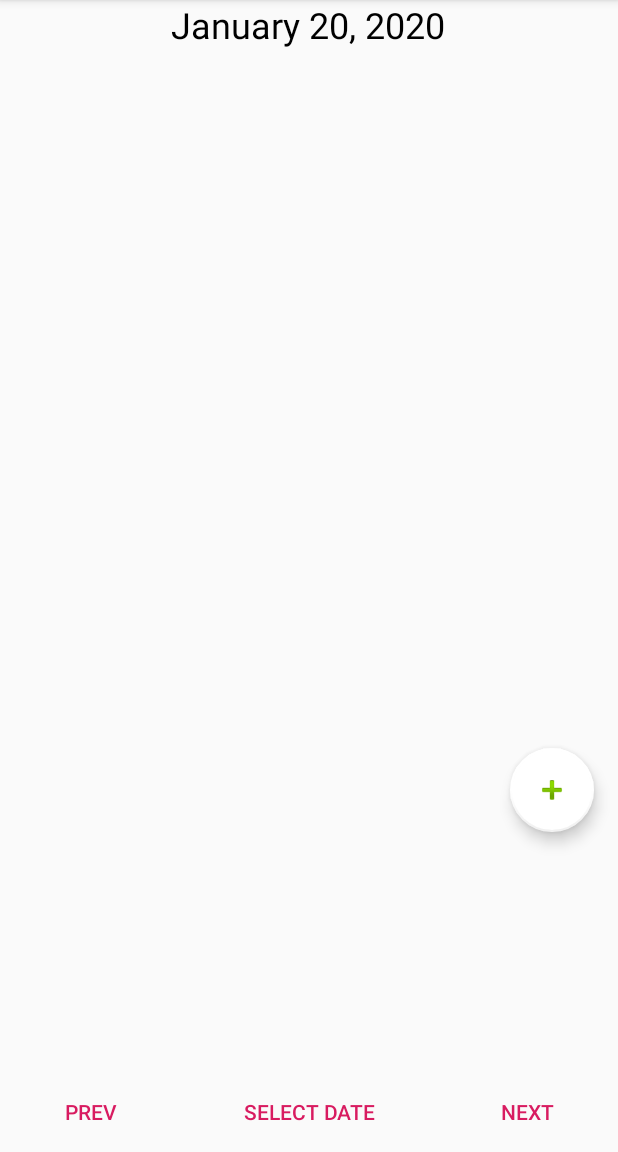
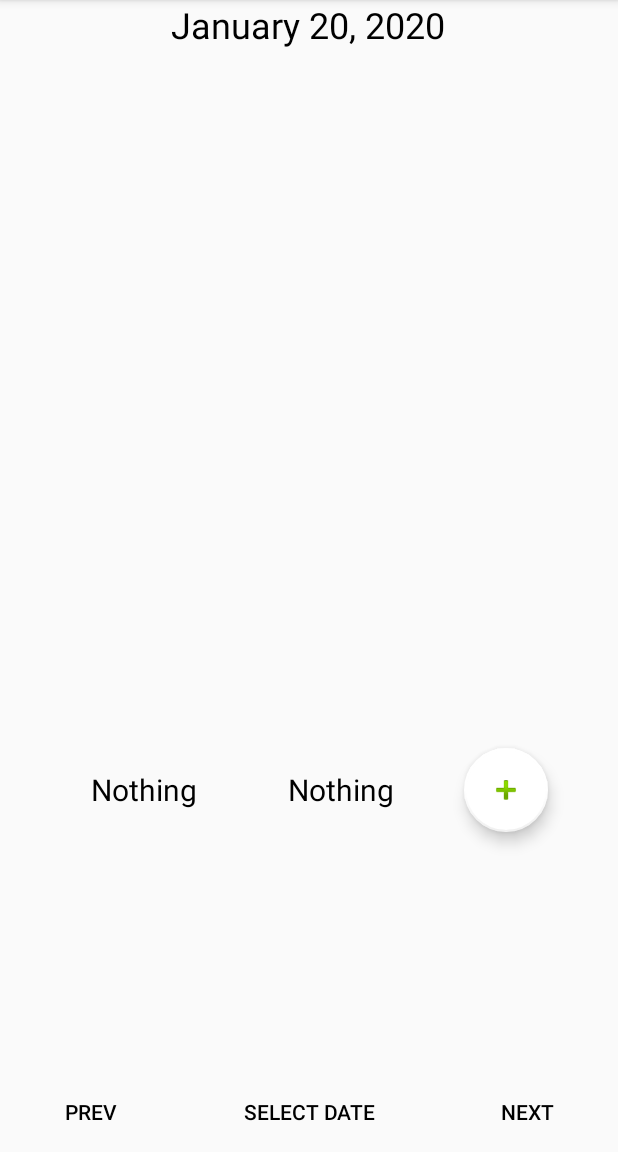
Before and after one commit to DmitrievaKarina/MyAccountant, an Android app: the screen it shows after launch (MainActivity), on a phone screen of 412 x 824 dp, the part 84-1236 px from its top. Run offline under Robolectric (Android 15) with nearby library versions, the phone set to English and light mode, and no system bars; our stand-ins replace Room's generated code.

Commit message:
add some working things

```diff
--- a/app/src/main/java/com/qwhiteorangeofficial/myaccountant/AppDatabase.java
+++ b/app/src/main/java/com/qwhiteorangeofficial/myaccountant/AppDatabase.java
@@ -6,11 +6,12 @@ import androidx.room.Database;
 import androidx.room.Room;
 import androidx.room.RoomDatabase;
 
-@Database(entities = {Note.class, Category.class}, version = 1, exportSchema = false)
+@Database(entities = {Note.class, Category.class, ResultDay.class}, version = 1, exportSchema = false)
 public abstract class AppDatabase extends RoomDatabase {
 
     public abstract NoteDao noteDao();
     public abstract CategoryDao catDao();
+    public abstract ResultDao resDao();
 
     public static AppDatabase database;
     final static String DB_NAME = "my_accountant_database";
--- a/app/src/main/java/com/qwhiteorangeofficial/myaccountant/CategoryAdapter.java
+++ b/app/src/main/java/com/qwhiteorangeofficial/myaccountant/CategoryAdapter.java
@@ -46,13 +46,13 @@ public class CategoryAdapter extends RecyclerView.Adapter<CategoryAdapter.Catego
     {
         private TextView mName;
         private TextView mCategory;
-        private TextView mId;
+//        private TextView mId;
 
         CategoryViewHolder(final View view) {
             super(view);
             mName = view.findViewById(R.id.name_of_category);
             mCategory = view.findViewById(R.id.debit_credit_of_category);
-            mId = view.findViewById(R.id.id_of_category);
+//            mId = view.findViewById(R.id.id_of_category);
 
 
             view.setOnLongClickListener(new View.OnLongClickListener() {
@@ -78,7 +78,7 @@ public class CategoryAdapter extends RecyclerView.Adapter<CategoryAdapter.Catego
         void bind(final Category category){
             mName.setText(category.category_name_entity);
             mCategory.setText(category.category_debit_credit_entity);
-            mId.setText(category.category_id_entity.toString());
+//            mId.setText(String.valueOf(category.category_id_entity));
         }
     }
 }
--- a/app/src/main/java/com/qwhiteorangeofficial/myaccountant/CategoryDao.java
+++ b/app/src/main/java/com/qwhiteorangeofficial/myaccountant/CategoryDao.java
@@ -23,6 +23,9 @@ public interface CategoryDao {
     @Query("SELECT category_id_entity FROM category WHERE category_name_entity = :mName")
     Long getIdByName(String mName);
 
+    @Query("SELECT category_debit_credit_entity FROM category WHERE category_name_entity = :mName")
+    String getTypeByName(String mName);
+
     @Insert(onConflict = OnConflictStrategy.REPLACE)
     void insert(Category category);
 
--- a/app/src/main/java/com/qwhiteorangeofficial/myaccountant/MainActivity.java
+++ b/app/src/main/java/com/qwhiteorangeofficial/myaccountant/MainActivity.java
@@ -52,21 +52,14 @@ public class MainActivity extends AppCompatActivity {
         setSupportActionBar(toolbar);
 
         mRecyclerView = findViewById(R.id.list_of_notes);
-
-
         datePick = findViewById(R.id.select);
         currentDate = findViewById(R.id.date);
-        setInitialDate();
 
         db = AppDatabase.getInstance(getApplicationContext());
         noteDao = db.noteDao();
         categoryDao = db.catDao();
 
-        mListAdapter = new NoteAdapter(db.noteDao().getItemsByDate(dateAndTime.getTimeInMillis()));
-        LinearLayoutManager linearLayoutManager = new LinearLayoutManager(this);
-        linearLayoutManager.setOrientation(LinearLayoutManager.VERTICAL);
-        mRecyclerView.setLayoutManager(linearLayoutManager);
-        mRecyclerView.setAdapter(mListAdapter);
+        setInitialDate();
 
 
     }
@@ -102,6 +95,15 @@ public class MainActivity extends AppCompatActivity {
                 dateAndTime.get(Calendar.MONTH),
                 dateAndTime.get(Calendar.DAY_OF_MONTH))
                 .show();
+
+        dateAndTime.set(Calendar.MILLISECOND,0);
+        Date mDate = new Date(dateAndTime.getTimeInMillis());
+        mDate.setHours(0);
+        mDate.setMinutes(0);
+        mDate.setSeconds(0);
+
+        mListAdapter = new NoteAdapter(db.noteDao().getItemsByDate(mDate.getTime()));
+        mRecyclerView.setAdapter(mListAdapter);
     }
 
     DatePickerDialog.OnDateSetListener d = new DatePickerDialog.OnDateSetListener() {
@@ -127,9 +129,11 @@ public class MainActivity extends AppCompatActivity {
         mDate.setMinutes(0);
         mDate.setSeconds(0);
 
-//        mListAdapter = new NoteAdapter(db.noteDao().getItemsByDate(dateAndTime.getTimeInMillis()));
-//        mListAdapter = new NoteAdapter(db.noteDao().getItemsByDate(mDate.getTime()));
-//        mRecyclerView.setAdapter(mListAdapter);
+        mListAdapter = new NoteAdapter(db.noteDao().getItemsByDate(dateAndTime.getTimeInMillis()));
+        LinearLayoutManager linearLayoutManager = new LinearLayoutManager(this);
+        linearLayoutManager.setOrientation(LinearLayoutManager.VERTICAL);
+        mRecyclerView.setLayoutManager(linearLayoutManager);
+        mRecyclerView.setAdapter(mListAdapter);
     }
 
     @Override
--- a/app/src/main/java/com/qwhiteorangeofficial/myaccountant/Note.java
+++ b/app/src/main/java/com/qwhiteorangeofficial/myaccountant/Note.java
@@ -1,12 +1,9 @@
 package com.qwhiteorangeofficial.myaccountant;
 
 import androidx.annotation.NonNull;
-import androidx.room.ColumnInfo;
 import androidx.room.Entity;
 import androidx.room.ForeignKey;
 import androidx.room.PrimaryKey;
-
-import static androidx.room.ForeignKey.CASCADE;
 
 @Entity
         (tableName = "note")
@@ -15,6 +12,7 @@ public class Note {
     Long note_id;
 
     @NonNull
+//    @TypeConverters(DateConverter.class)
     public Long note_date;
 
     @NonNull
--- a/app/src/main/java/com/qwhiteorangeofficial/myaccountant/NoteAdapter.java
+++ b/app/src/main/java/com/qwhiteorangeofficial/myaccountant/NoteAdapter.java
@@ -44,14 +44,12 @@ public class NoteAdapter extends RecyclerView.Adapter<NoteAdapter.NoteViewHolder
         private TextView mName;
         private TextView mCategory;
         private TextView mAmount;
-        private TextView mDate;
 
         NoteViewHolder(View view){
             super(view);
             mName = view.findViewById(R.id.name_of_note);
             mCategory = view.findViewById(R.id.category);
             mAmount = view.findViewById(R.id.amount);
-            mDate = view.findViewById(R.id.date);
 
             view.setOnLongClickListener(new View.OnLongClickListener(){
                 @Override
@@ -76,7 +74,6 @@ public class NoteAdapter extends RecyclerView.Adapter<NoteAdapter.NoteViewHolder
             mName.setText(note.name_of_note);
             mAmount.setText(String.valueOf(note.sum));
             mCategory.setText(AppDatabase.getInstance(itemView.getContext()).catDao().mCategory(note.category_id_of_note).category_name_entity);
-            mDate.setText(note.note_date.toString());
         }
     }
 }
--- a/app/src/main/java/com/qwhiteorangeofficial/myaccountant/NoteDao.java
+++ b/app/src/main/java/com/qwhiteorangeofficial/myaccountant/NoteDao.java
@@ -17,6 +17,9 @@ public interface NoteDao {
     @Query("SELECT * FROM note WHERE  note_date = :select_date")
     List<Note> getItemsByDate(Long select_date);
 
+    @Query("SELECT category_debit_credit_entity FROM category WHERE category_id_entity = :mId")
+    String getTypeByName(Long mId);
+
     @Insert(onConflict = OnConflictStrategy.REPLACE)
     void insert(Note mNote);
 
--- /dev/null
+++ b/app/src/main/java/com/qwhiteorangeofficial/myaccountant/ResultDao.java
@@ -0,0 +1,28 @@
+package com.qwhiteorangeofficial.myaccountant;
+
+import androidx.room.Dao;
+import androidx.room.Delete;
+import androidx.room.Insert;
+import androidx.room.OnConflictStrategy;
+import androidx.room.Query;
+import androidx.room.Update;
+
+import java.util.List;
+
+@Dao
+public interface ResultDao {
+    @Query("SELECT * from results")
+    List<ResultDay> getAllResults();
+
+    @Query("SELECT * FROM results WHERE result_day_date_entity = :mDate")
+    ResultDay getObjectByDate(Long mDate);
+
+    @Insert(onConflict = OnConflictStrategy.REPLACE)
+    void insert(ResultDay result);
+
+    @Update
+    void update(ResultDay result);
+
+    @Delete
+    void delete(ResultDay result);
+}
--- a/app/src/main/res/layout/activity_main.xml
+++ b/app/src/main/res/layout/activity_main.xml
@@ -28,7 +28,6 @@
         android:layout_height="wrap_content"
         android:id="@+id/date"
         android:layout_gravity="center"
-        android:text="Hello World!"
         android:textSize="24sp"
         android:textColor="@color/black"/>
 
@@ -38,10 +37,41 @@
         android:scrollbars="vertical"
         android:id="@+id/list_of_notes"/>
 
+    <LinearLayout
+        android:layout_width="match_parent"
+        android:layout_height="wrap_content"
+        android:orientation="horizontal"
+        android:gravity="center"
+        android:layout_gravity="center"
+        android:weightSum="3">
+
+        <TextView
+            android:layout_width="wrap_content"
+            android:layout_height="wrap_content"
+            android:textSize="20sp"
+            android:id="@+id/debit_per_day"
+            android:textColor="@color/black"
+            android:gravity="center"
+            android:text="@string/default_for_result"
+            android:layout_weight="1">
+        </TextView>
+
+        <TextView
+            android:layout_width="wrap_content"
+            android:layout_height="wrap_content"
+            android:id="@+id/credit_per_day"
+            android:gravity="center"
+            android:textColor="@color/black"
+            android:textSize="20sp"
+            android:text="@string/default_for_result"
+            android:layout_weight="1">
+        </TextView>
+
         <com.google.android.material.floatingactionbutton.FloatingActionButton
             android:id="@+id/fab"
             android:layout_width="wrap_content"
             android:layout_height="wrap_content"
+            android:layout_weight="1"
             android:layout_gravity="bottom|end"
             android:layout_margin="@dimen/fab_margin"
             android:layout_marginBottom="20dp"
@@ -50,6 +80,7 @@
             android:onClick="addNote"
             app:borderWidth="1dp"
             app:srcCompat="@android:drawable/ic_input_add" />
+    </LinearLayout>
 
     <LinearLayout
         android:layout_width="match_parent"
@@ -63,6 +94,7 @@
             android:layout_height="wrap_content"
             android:layout_weight="1"
             android:onClick="setDate"
+            android:textColor="@color/black"
             android:text="@string/button_prev"
             style="?android:attr/buttonBarButtonStyle"/>
 
@@ -72,6 +104,7 @@
             android:layout_height="wrap_content"
             android:layout_weight="1"
             android:onClick="selectDate"
+            android:textColor="@color/black"
             android:text="@string/select_date"
             style="?android:attr/buttonBarButtonStyle"/>
 
@@ -81,6 +114,7 @@
             android:layout_height="wrap_content"
             android:layout_weight="1"
             android:onClick="setDate"
+            android:textColor="@color/black"
             android:text="@string/button_next"
             style="?android:attr/buttonBarButtonStyle"/>
     </LinearLayout>
--- a/app/src/main/res/values/strings.xml
+++ b/app/src/main/res/values/strings.xml
@@ -5,8 +5,9 @@
     <string name="button_next">Next</string>
     <string name="list_of_categories">Categories</string>
     <string name="delete_category">Delete</string>
+    <string name="default_for_result">Nothing</string>
     <string-array name="debit_credit">
-        <item>Debit</item>
-        <item>Credit</item>
+        <item name="debit">Debit</item>
+        <item name="credit">Credit</item>
     </string-array>
 </resources>
```
Also changed, not shown: app/src/main/java/com/qwhiteorangeofficial/myaccountant/AddNoteActivity.java (+27 -3 lines), app/src/main/java/com/qwhiteorangeofficial/myaccountant/DateConverter.java (added, +23 -0 lines), app/src/main/java/com/qwhiteorangeofficial/myaccountant/ResultDay.java (added, +21 -0 lines), app/src/main/res/layout/category.xml (+3 -9 lines), app/src/main/res/layout/note.xml (+8 -12 lines). Lines whose indentation alone changed are shown as unchanged.
